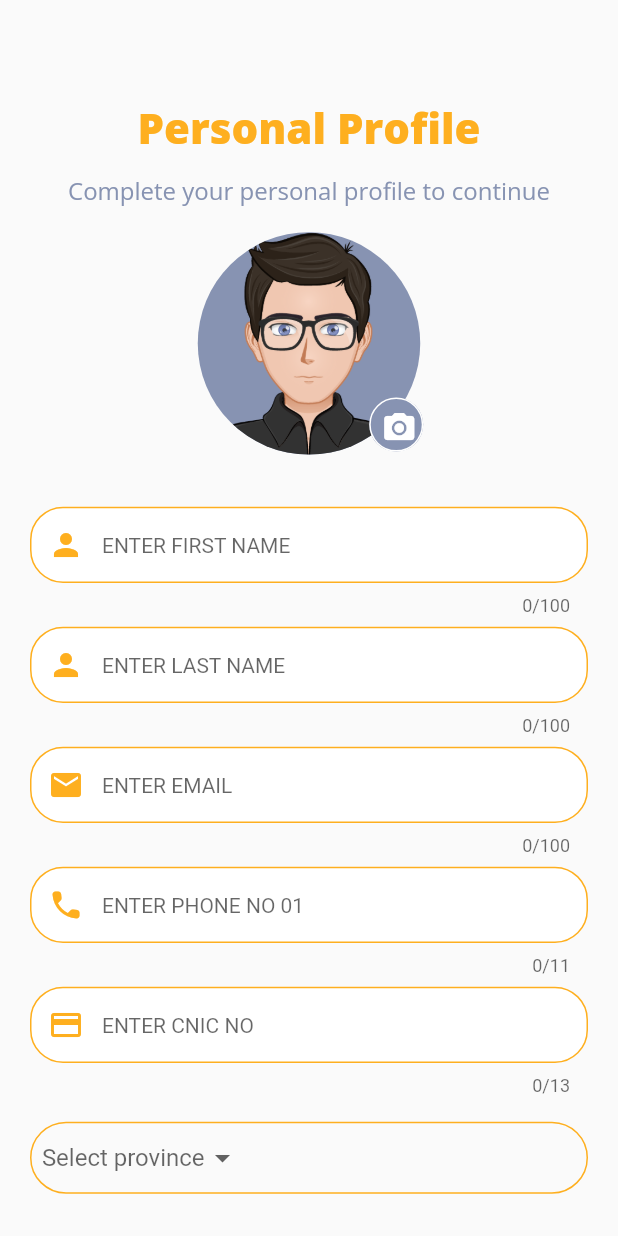
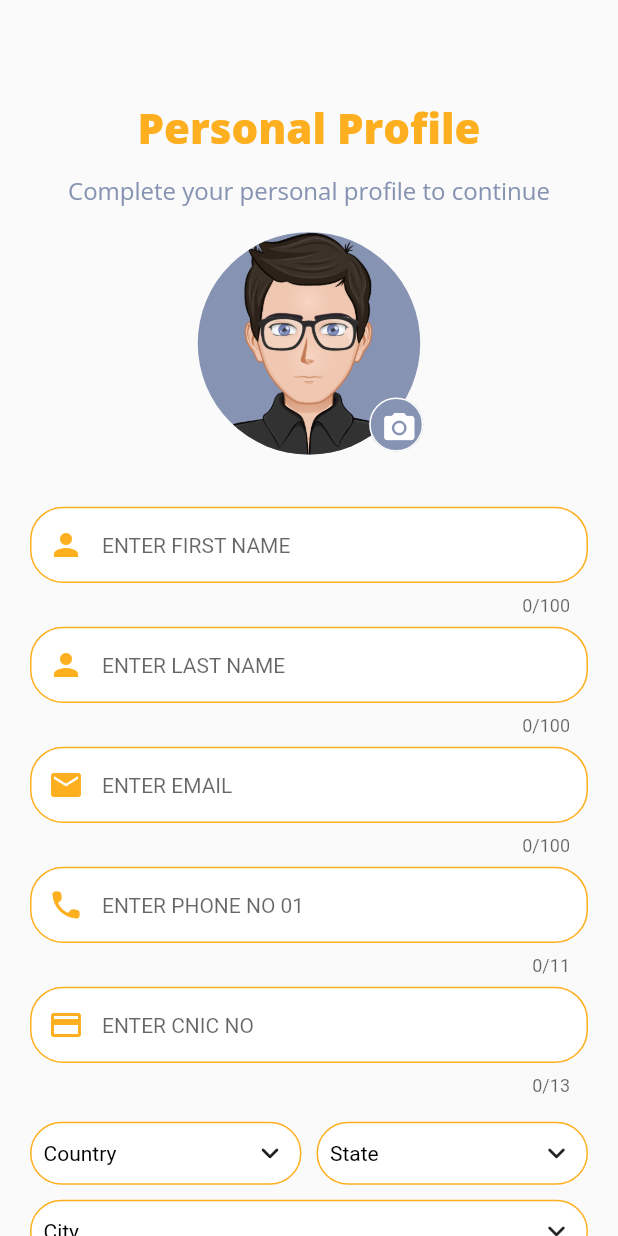
Before and after one commit to syedzainqadri/Arrti, a Flutter app: the PersonalProfileCompletion screen opened by its route, on a phone screen of 412 x 824 dp. Run offline on Flutter 3.47's test engine with Material 2 defaults, Android fonts, the phone set to English and light mode, and no system bars; drawn by our look-alikes of csc_picker; our stand-ins replace cloud_firestore, firebase_auth, firebase_core, firebase_storage, get, google_fonts and 4 more; missing offline and left inert: cloud_firestore_web, firebase_auth_web, firebase_core_web, firebase_storage_web, google_sign_in_web, image_picker_for_web and 1 more; accounts and stored records are empty.

Commit message:
changes done

```diff
--- a/lib/controllers/personal_profile_completion_controller.dart
+++ b/lib/controllers/personal_profile_completion_controller.dart
@@ -22,6 +22,7 @@ class PersonalProfileCompletionController extends GetxController {
       String cnicNo,
       String province,
       String city,
+      String country,
       String address,
       File image) async {
     isLoading.value = true;
@@ -30,7 +31,7 @@ class PersonalProfileCompletionController extends GetxController {
       await ref.putFile(image);
       imageUrl.value = await ref.getDownloadURL();
       addPersonalData(
-          firstName, lastName, email, phoneNo, cnicNo, province, city, address);
+          firstName, lastName, email, phoneNo, cnicNo, province, city,country, address);
       isLoading.value = false;
       Get.toNamed('/businessPC');
     } catch (e) {
@@ -47,6 +48,7 @@ class PersonalProfileCompletionController extends GetxController {
       String cnicNo,
       String province,
       String city,
+      String country,
       String address) async {
     SharedPreferences prefs = await SharedPreferences.getInstance();
     userId = prefs.getString("userId");
@@ -71,6 +73,7 @@ class PersonalProfileCompletionController extends GetxController {
       "cnicNo": cnicNo,
       "province": province,
       "city": city,
+      'country':country,
       "address": address,
       "image": imageUrl.value,
       "searchIndex": indexList,
--- a/lib/models/personal_info_model.dart
+++ b/lib/models/personal_info_model.dart
@@ -8,6 +8,7 @@ class PersonalInfoModel {
   String? phoneNo;
   String? cnicNo;
   String? city;
+  String?country;
   String? address;
   String? province;
   String? profileImage;
@@ -20,6 +21,7 @@ class PersonalInfoModel {
       this.phoneNo,
       this.cnicNo,
       this.city,
+        this.country,
       this.address,
       this.province,
       this.profileImage});
@@ -33,6 +35,7 @@ class PersonalInfoModel {
       phoneNo: doc.get('phoneNo'),
       cnicNo: doc.get('cnicNo'),
       city: doc.get('city'),
+        country:doc.get('country'),
       address: doc.get('address'),
       province: doc.get('province'),
       profileImage: doc.get('image'),
@@ -47,6 +50,7 @@ class PersonalInfoModel {
     phoneNo = json['phoneNo'];
     cnicNo = json['cnicNo'];
     city = json['city'];
+    country=json['city'];
     address = json['address'];
     province = json['province'];
     profileImage = json['image'];
--- a/lib/views/profile_completion/screens/personal_profile_completion.dart
+++ b/lib/views/profile_completion/screens/personal_profile_completion.dart
@@ -1,10 +1,11 @@
 import 'dart:io';
+import 'package:csc_picker/csc_picker.dart';
+
 import '../../../controllers/personal_profile_completion_controller.dart';
 import '../../../utils/constants/assets_manager.dart';
 import '../../../utils/constants/color_manager.dart';
 import '../../../utils/constants/strings_manager.dart';
 import '../../../utils/constants/values_manager.dart';
-import '../../../utils/helpers/citeis_ProvincesList.dart';
 import '../../../utils/helpers/helper.dart';
 import '../../../utils/helpers/text_helper.dart';
 import 'package:flutter/cupertino.dart';
@@ -33,8 +34,9 @@ class _PersonalProfileCompletionState extends State<PersonalProfileCompletion> {
   final addressController = TextEditingController();
   final _formKey = GlobalKey<FormState>();
 
-  String? selectedCity;
-  String? selectedPro;
+  String? cityValue;
+  String? stateValue;
+  String? countryValue;
 
   File? galleryImage;
   File? cameraImage;
@@ -153,72 +155,165 @@ class _PersonalProfileCompletionState extends State<PersonalProfileCompletion> {
               ),
               // buildSpaceVertical(2.h),
               Container(
-                margin: const EdgeInsets.all(20),
-                width: Get.width,
-                child: DecoratedBox(
-                  decoration: BoxDecoration(
-                    border: Border.all(
-                      color: ColorManager.primaryColor,
-                    ),
-                    borderRadius: BorderRadius.circular(50),
+                margin: EdgeInsets.all(20),
+                child: CSCPicker(
+                  ///Enable disable state dropdown [OPTIONAL PARAMETER]
+                  showStates: true,
+
+                  /// Enable disable city drop down [OPTIONAL PARAMETER]
+                  showCities: true,
+
+                  ///Enable (get flag with country name) / Disable (Disable flag) / ShowInDropdownOnly (display flag in dropdown only) [OPTIONAL PARAMETER]
+                  flagState: CountryFlag.DISABLE,
+
+                  ///Dropdown box decoration to style your dropdown selector [OPTIONAL PARAMETER] (USE with disabledDropdownDecoration)
+                  dropdownDecoration: BoxDecoration(
+                      borderRadius:
+                      const BorderRadius.all(Radius.circular(AppSize.s22)),
+                      color: Colors.white,
+                      border: Border.all(
+                          color: ColorManager.primaryColor, width: 1)),
+
+                  ///Disabled Dropdown box decoration to style your dropdown selector [OPTIONAL PARAMETER]  (USE with disabled dropdownDecoration)
+                  disabledDropdownDecoration: BoxDecoration(
+                      borderRadius:
+                      const BorderRadius.all(Radius.circular(AppSize.s22)),
+                      color: Colors.white,
+                      border: Border.all(
+                          color: ColorManager.primaryColor, width: 1)),
+
+                  ///placeholders for dropdown search field
+                  countrySearchPlaceholder: "Country",
+                  stateSearchPlaceholder: "State",
+                  citySearchPlaceholder: "City",
+
+                  ///labels for dropdown
+                  countryDropdownLabel: "Country",
+                  stateDropdownLabel: "State",
+                  cityDropdownLabel: "City",
+
+                  ///Default Country
+                  //defaultCountry: DefaultCountry.India,
+
+                  ///Disable country dropdown (Note: use it with default country)
+                  //disableCountry: true,
+
+                  ///selected item style [OPTIONAL PARAMETER]
+                  selectedItemStyle: TextStyle(
+                    color: Colors.black,
+                    fontSize: 14,
                   ),
-                  child: DropdownButton<String>(
-                      alignment: Alignment.center,
-                      underline: Container(),
-                      hint: const Text('  Select province'),
-                      value: selectedPro,
-                      items: pAKprovince.map((e) {
-                        return DropdownMenuItem<String>(
-                          value: e,
-                          child: Text(e),
-                        );
-                      }).toList(),
-                      onChanged: (val) {
-                        setState(() {
-                          selectedCity = null;
-                          cities = val == "Islamabad"
-                              ? iCity
-                              : val == 'punjab'
-                                  ? pCity
-                                  : val == 'sindh'
-                                      ? sCity
-                                      : val == 'KPK'
-                                          ? kCity
-                                          : bCity;
-                          selectedPro = val!;
-                        });
-                      }),
+
+                  ///DropdownDialog Heading style [OPTIONAL PARAMETER]
+                  dropdownHeadingStyle: TextStyle(
+                      color: Colors.black,
+                      fontSize: 17,
+                      fontWeight: FontWeight.bold),
+
+                  ///DropdownDialog Item style [OPTIONAL PARAMETER]
+                  dropdownItemStyle: TextStyle(
+                    color: Colors.black,
+                    fontSize: 14,
+                  ),
+
+                  ///Dialog box radius [OPTIONAL PARAMETER]
+                  dropdownDialogRadius: 10.0,
+
+                  ///Search bar radius [OPTIONAL PARAMETER]
+                  searchBarRadius: 10.0,
+
+                  ///triggers once country selected in dropdown
+                  onCountryChanged: (value) {
+                    setState(() {
+                      ///store value in country variable
+                      countryValue = value;
+                    });
+                  },
+
+                  ///triggers once state selected in dropdown
+                  onStateChanged: (value) {
+                    setState(() {
+                      ///store value in state variable
+                      stateValue = value;
+                    });
+                  },
+
+                  ///triggers once city selected in dropdown
+                  onCityChanged: (value) {
+                    setState(() {
+                      ///store value in city variable
+                      cityValue = value;
+                    });
+                  },
                 ),
               ),
-              Container(
-                margin: const EdgeInsets.all(20),
-                width: Get.width,
-                child: DecoratedBox(
-                  decoration: BoxDecoration(
-                    border: Border.all(
-                      color: ColorManager.primaryColor,
-                    ),
-                    borderRadius: BorderRadius.circular(50),
-                  ),
-                  child: DropdownButton<String>(
-                      menuMaxHeight: Get.height * 0.7,
-                      alignment: Alignment.center,
-                      underline: Container(),
-                      hint: const Text('   Select city'),
-                      value: selectedCity,
-                      items: cities.map((e) {
-                        return DropdownMenuItem<String>(
-                          value: e,
-                          child: Text(e),
-                        );
-                      }).toList(),
-                      onChanged: (val) {
-                        setState(() {
-                          selectedCity = val!;
-                        });
-                      }),
-                ),
-              ),
+              // Container(
+              //   margin: const EdgeInsets.all(20),
+              //   width: Get.width,
+              //   child: DecoratedBox(
+              //     decoration: BoxDecoration(
+              //       border: Border.all(
+              //         color: ColorManager.primaryColor,
+              //       ),
+              //       borderRadius: BorderRadius.circular(50),
+              //     ),
+              //     child: DropdownButton<String>(
+              //         alignment: Alignment.center,
+              //         underline: Container(),
+              //         hint: const Text('  Select province'),
+              //         value: stateValue,
+              //         items: pAKprovince.map((e) {
+              //           return DropdownMenuItem<String>(
+              //             value: e,
+              //             child: Text(e),
+              //           );
+              //         }).toList(),
+              //         onChanged: (val) {
+              //           setState(() {
+              //             cityValue = null;
+              //             cities = val == "Islamabad"
+              //                 ? iCity
+              //                 : val == 'punjab'
+              //                     ? pCity
+              //                     : val == 'sindh'
+              //                         ? sCity
+              //                         : val == 'KPK'
+              //                             ? kCity
+              //                             : bCity;
+              //             stateValue = val!;
+              //           });
+              //         }),
+              //   ),
+              // ),
+              // Container(
+              //   margin: const EdgeInsets.all(20),
+              //   width: Get.width,
+              //   child: DecoratedBox(
+              //     decoration: BoxDecoration(
+              //       border: Border.all(
+              //         color: ColorManager.primaryColor,
+              //       ),
+              //       borderRadius: BorderRadius.circular(50),
+              //     ),
+              //     child: DropdownButton<String>(
+              //         menuMaxHeight: Get.height * 0.7,
+              //         alignment: Alignment.center,
+              //         underline: Container(),
+              //         hint: const Text('   Select city'),
+              //         value: cityValue,
+              //         items: cities.map((e) {
+              //           return DropdownMenuItem<String>(
+              //             value: e,
+              //             child: Text(e),
+              //           );
+              //         }).toList(),
+              //         onChanged: (val) {
+              //           setState(() {
+              //             cityValue = val!;
+              //           });
+              //         }),
+              //   ),
+              // ),
 
               buildSpaceVertical(2.h),
 
@@ -243,8 +338,9 @@ class _PersonalProfileCompletionState extends State<PersonalProfileCompletion> {
                           emailController.text.trim(),
                           phoneController.text.trim(),
                           cnicController.text.trim(),
-                          selectedPro!,
-                          selectedCity!,
+                          stateValue!,
+                          cityValue!,
+                          countryValue!,
                           addressController.text.trim(),
                           cameraImage!);
                     } else if (galleryImage != null) {
@@ -254,8 +350,9 @@ class _PersonalProfileCompletionState extends State<PersonalProfileCompletion> {
                           emailController.text.trim(),
                           phoneController.text.trim(),
                           cnicController.text.trim(),
-                          selectedPro!,
-                          selectedCity!,
+                          stateValue!,
+                          cityValue!,
+                          countryValue!,
                           addressController.text.trim(),
                           galleryImage!);
                     } else {
```
Also changed, not shown: 1 other file.
